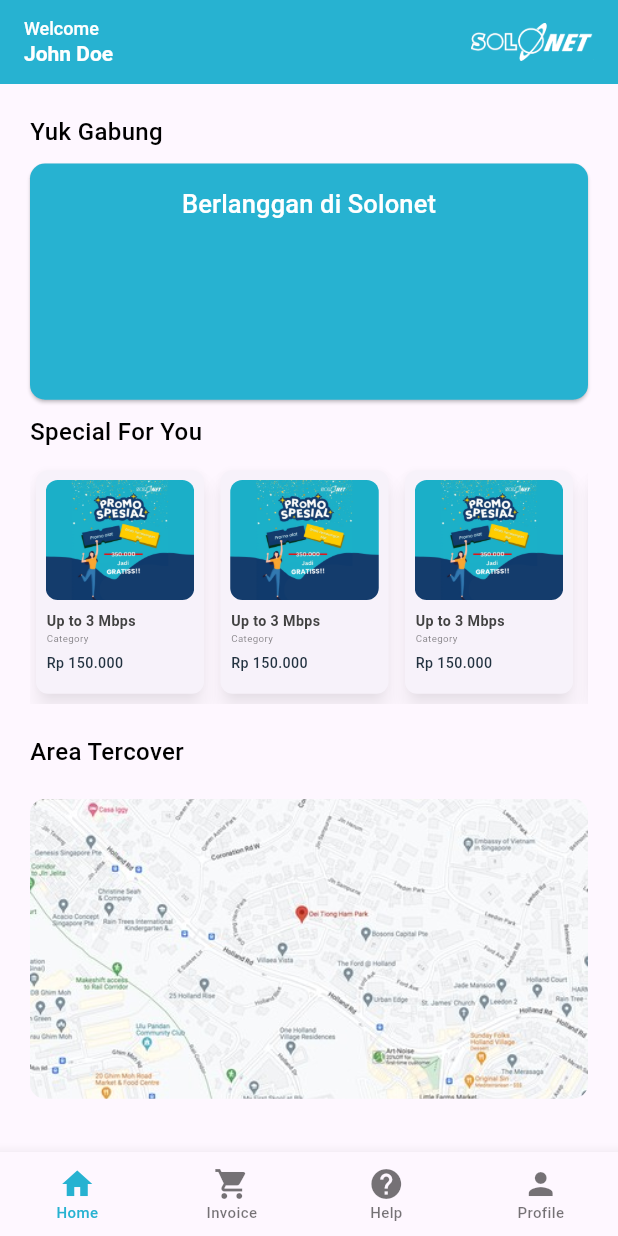
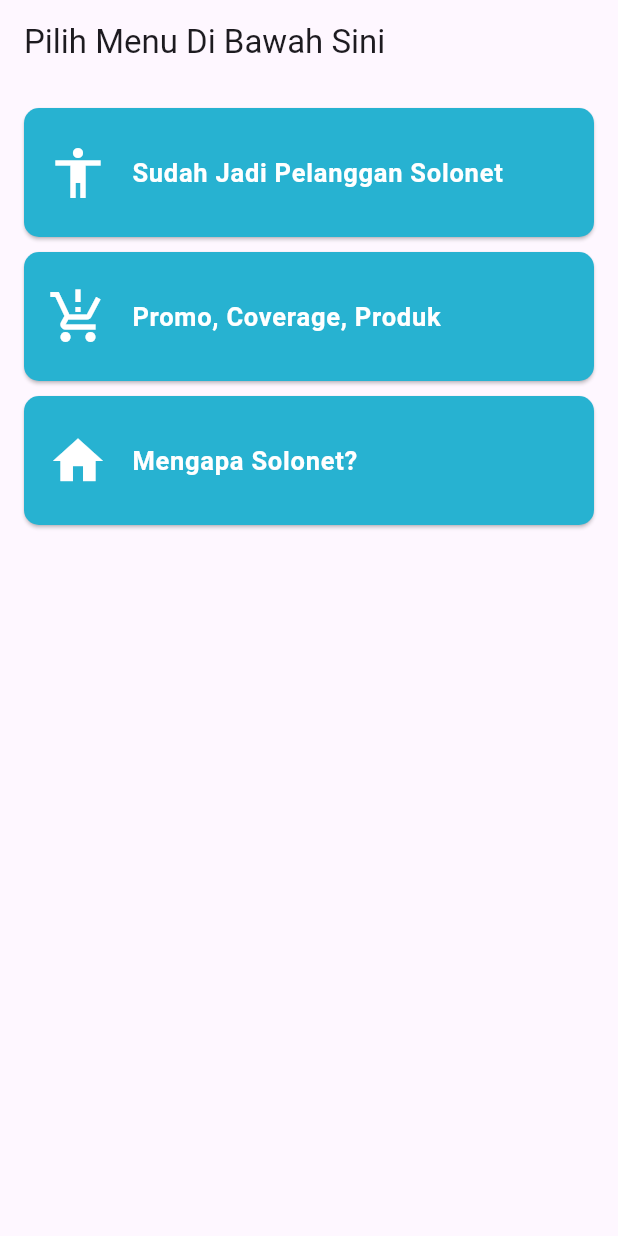
Before and after one commit to muhalimashar21/My-App21, a Flutter app: the screen it shows after launch, after a tap on the "keyboard arrow right" icon, on a phone screen of 412 x 824 dp. Run offline on Flutter 3.47's test engine with Material 3 defaults, Android fonts, the phone set to English and light mode, and no system bars; our stand-ins replace shared_preferences, smooth_page_indicator; Roboto replaces fonts that are missing (Poppins).

Commit message:
add-view-homepilihan

```diff
--- a/lib/home/home_bantuan.dart
+++ b/lib/home/home_bantuan.dart
@@ -35,17 +35,6 @@
                   ),
                   SizedBox(height: 10),
                   ExpansionTile(
-                    title: Text('Apa itu Flutter?'),
-                    children: [
-                      Padding(
-                        padding: const EdgeInsets.all(16.0),
-                        child: Text(
-                          'Flutter adalah framework open-source yang dikembangkan oleh Google untuk membangun aplikasi mobile, web, dan desktop dari satu basis kode.',
-                        ),
-                      ),
-                    ],
-                  ),
-                  ExpansionTile(
                     title: Text('Apa itu Solonet?'),
                     children: [
                       Padding(
@@ -57,24 +46,34 @@
                     ],
                   ),
                   ExpansionTile(
-                    title: Text('Bagaimana cara menginstal Flutter?'),
+                    title: Text('Apa aja Layanan di Solonet?'),
                     children: [
                       Padding(
                         padding: const EdgeInsets.all(16.0),
                         child: Text(
-                          'Anda dapat menginstal Flutter dengan mengikuti petunjuk di situs resmi Flutter di https://flutter.dev/docs/get-started/install.',
+                          'Kami memiliki 3 layanan utama: IT Infrastruktur, Jaringan Internet, Web Hosting.',
                         ),
                       ),
                     ],
                   ),
                   ExpansionTile(
-                    title: Text(
-                        'Apa perbedaan antara Stateful dan Stateless Widget?'),
+                    title: Text('Apa aja Paket Internet yang ada di Solonet?'),
                     children: [
                       Padding(
                         padding: const EdgeInsets.all(16.0),
                         child: Text(
-                          'Stateful Widget dapat mengubah keadaan (state) selama siklus hidupnya, sedangkan Stateless Widget tidak dapat mengubah keadaan setelah dibangun.',
+                          'Paket Solonet kami ada paket Home 1 Up To 3 Mbps, Home 2 Up To 4 Mbps, dan Home 3 Up To 5 Mbps.',
+                        ),
+                      ),
+                    ],
+                  ),
+                  ExpansionTile(
+                    title: Text('Jika ada Kendala Bagaimana Solusinya?'),
+                    children: [
+                      Padding(
+                        padding: const EdgeInsets.all(16.0),
+                        child: Text(
+                          'Kami memiliki layanan Customer Care 24 Jam yang siap membantu Anda. Anda bisa menghubungi kami melalui chat atau telepon dibawah ini.',
                         ),
                       ),
                     ],
@@ -92,7 +91,7 @@
                 children: [
                   Text(
                     'Layanan Customer Care 24 Jam',
-                    style: TextStyle(fontSize: 17, fontWeight: FontWeight.bold),
+                    style: TextStyle(fontSize: 20, fontWeight: FontWeight.bold),
                   ),
                   SizedBox(height: 5),
                   Text(
@@ -106,7 +105,7 @@
                         // Aksi untuk memulai chat
                       },
                       icon: Icon(Icons.headset),
-                      label: Text('Mulai Chat'),
+                      label: Text('Mulai Chat', style: TextStyle(fontSize: 16)),
                       style: ElevatedButton.styleFrom(
                         padding:
                             EdgeInsets.symmetric(horizontal: 40, vertical: 15),
@@ -134,7 +133,7 @@
                                 SizedBox(height: 10),
                                 Text(
                                   'Telepon',
-                                  style: TextStyle(fontSize: 18),
+                                  style: TextStyle(fontSize: 16),
                                 ),
                               ],
                             ),
@@ -154,7 +153,7 @@
                                 SizedBox(height: 10),
                                 Text(
                                   'Email',
-                                  style: TextStyle(fontSize: 18),
+                                  style: TextStyle(fontSize: 16),
                                 ),
                               ],
                             ),
@@ -187,7 +186,7 @@
                     Text(
                       'Lokasi Kantor Kami',
                       style:
-                          TextStyle(fontSize: 24, fontWeight: FontWeight.bold),
+                          TextStyle(fontSize: 20, fontWeight: FontWeight.bold),
                     ),
                     SizedBox(height: 10),
                     Text(
@@ -201,7 +200,8 @@
                         // Aksi untuk membuka peta
                       },
                       icon: Icon(Icons.map),
-                      label: Text('Lihat di Peta'),
+                      label:
+                          Text('Lihat di Peta', style: TextStyle(fontSize: 16)),
                       style: ElevatedButton.styleFrom(
                         padding:
                             EdgeInsets.symmetric(horizontal: 20, vertical: 15),
--- a/lib/home/home_page_content.dart
+++ b/lib/home/home_page_content.dart
@@ -123,7 +123,6 @@
               ),
             ),
             const SizedBox(height: 20),
-
             SizedBox(
               width: double.infinity,
               child: ElevatedButton(
@@ -193,7 +192,6 @@
                   )),
             ),
             const SizedBox(height: 10),
-
             const Text(
               'Special For You',
               style: TextStyle(
@@ -282,95 +280,6 @@
                 },
               ),
             ),
-
-            //SizeBox Menuju ke Menu Login
-            const SizedBox(height: 20),
-            SizedBox(
-              width: double.infinity,
-              child: ElevatedButton(
-                onPressed: () {
-                  Navigator.push(
-                    context,
-                    MaterialPageRoute(
-                      builder: (context) => const SignInScreen(),
-                    ),
-                  );
-                },
-                style: ElevatedButton.styleFrom(
-                  backgroundColor: kColorUtama,
-                  padding: const EdgeInsets.symmetric(vertical: 15),
-                  shape: RoundedRectangleBorder(
-                    borderRadius: BorderRadius.circular(10),
-                  ),
-                ),
-                child: const Text(
-                  'Section Sudah Jadi Pelanggan Solonet',
-                  style: TextStyle(
-                    fontFamily: 'Poppins',
-                    fontSize: 14,
-                    fontWeight: FontWeight.w500,
-                    color: Colors.white,
-                  ),
-                ),
-              ),
-            ),
-
-            //SizeBox Menuju ke Menu Register
-            const SizedBox(height: 10),
-            SizedBox(
-              width: double.infinity,
-              child: ElevatedButton(
-                onPressed: () {},
-                style: ElevatedButton.styleFrom(
-                  backgroundColor: kColorUtama,
-                  padding: const EdgeInsets.symmetric(vertical: 15),
-                  shape: RoundedRectangleBorder(
-                    borderRadius: BorderRadius.circular(10),
-                  ),
-                ),
-                child: const Text(
-                  'Produk, Promo, Coverage',
-                  style: TextStyle(
-                    fontFamily: 'Poppins',
-                    fontSize: 14,
-                    fontWeight: FontWeight.w500,
-                    color: Colors.white,
-                  ),
-                ),
-              ),
-            ),
-
-            //SizeBox Menuju ke Menu Forget Password
-            const SizedBox(height: 10),
-            SizedBox(
-              width: double.infinity,
-              child: ElevatedButton(
-                onPressed: () {
-                  Navigator.push(
-                    context,
-                    MaterialPageRoute(
-                      builder: (context) => const SplashScreenSlide(),
-                    ),
-                  );
-                },
-                style: ElevatedButton.styleFrom(
-                  backgroundColor: kColorUtama,
-                  padding: const EdgeInsets.symmetric(vertical: 15),
-                  shape: RoundedRectangleBorder(
-                    borderRadius: BorderRadius.circular(10),
-                  ),
-                ),
-                child: const Text(
-                  'Mengapa Solonet?',
-                  style: TextStyle(
-                    fontFamily: 'Poppins',
-                    fontSize: 14,
-                    fontWeight: FontWeight.w500,
-                    color: Colors.white,
-                  ),
-                ),
-              ),
-            ),
           ],
         ),
       ),
--- /dev/null
+++ b/lib/home/home_pilihan_user.dart
@@ -0,0 +1,139 @@
+import 'package:flutter/material.dart';
+import 'package:my_solonet_app/auth/login.dart';
+import 'package:my_solonet_app/constants.dart';
+import 'package:my_solonet_app/home/home_page_content.dart';
+import 'package:my_solonet_app/home/home_screen.dart';
+import 'package:my_solonet_app/home/home_user_baru.dart';
+import 'package:my_solonet_app/main.dart';
+
+class HomePilihanUser extends StatefulWidget {
+  const HomePilihanUser({super.key});
+
+  @override
+  State<HomePilihanUser> createState() => _HomePilihanUserState();
+}
+
+class _HomePilihanUserState extends State<HomePilihanUser> {
+  @override
+  Widget build(BuildContext context) {
+    return MaterialApp(
+      home: Scaffold(
+        appBar: AppBar(
+          title: Text('Pilih Menu Di Bawah Sini'),
+        ),
+        body: Padding(
+          padding: const EdgeInsets.all(16.0),
+          child: Column(
+            crossAxisAlignment: CrossAxisAlignment.stretch,
+            children: [
+              SizedBox(
+                width: double.infinity,
+                child: ElevatedButton(
+                  onPressed: () {
+                    Navigator.push(
+                      context,
+                      MaterialPageRoute(
+                        builder: (context) => const HomeScreen(),
+                      ),
+                    );
+                  },
+                  style: ElevatedButton.styleFrom(
+                    backgroundColor: kColorUtama,
+                    padding: const EdgeInsets.symmetric(vertical: 15),
+                    shape: RoundedRectangleBorder(
+                      borderRadius: BorderRadius.circular(10),
+                    ),
+                  ),
+                  child: ListTile(
+                    leading: Icon(Icons.accessibility,
+                        size: 40, color: Colors.white),
+                    title: Text(
+                      'Sudah Jadi Pelanggan Solonet',
+                      style: TextStyle(
+                        fontSize: 17,
+                        fontFamily: 'Poppins',
+                        fontWeight: FontWeight.bold,
+                        color: Colors.white,
+                      ),
+                    ),
+                  ),
+                ),
+              ),
+              SizedBox(
+                height: 10,
+              ),
+              SizedBox(
+                width: double.infinity,
+                child: ElevatedButton(
+                  onPressed: () {
+                    Navigator.push(
+                      context,
+                      MaterialPageRoute(
+                        builder: (context) => const HomeUserBaru(),
+                      ),
+                    );
+                  },
+                  style: ElevatedButton.styleFrom(
+                    backgroundColor: kColorUtama,
+                    padding: const EdgeInsets.symmetric(vertical: 15),
+                    shape: RoundedRectangleBorder(
+                      borderRadius: BorderRadius.circular(10),
+                    ),
+                  ),
+                  child: ListTile(
+                    leading: Icon(Icons.production_quantity_limits_outlined,
+                        size: 40, color: Colors.white),
+                    title: Text(
+                      'Promo, Coverage, Produk',
+                      style: TextStyle(
+                        fontSize: 17,
+                        fontFamily: 'Poppins',
+                        fontWeight: FontWeight.bold,
+                        color: Colors.white,
+                      ),
+                    ),
+                  ),
+                ),
+              ),
+              SizedBox(
+                height: 10,
+              ),
+              SizedBox(
+                width: double.infinity,
+                child: ElevatedButton(
+                  onPressed: () {
+                    Navigator.push(
+                      context,
+                      MaterialPageRoute(
+                        builder: (context) => const HomePageContent(),
+                      ),
+                    );
+                  },
+                  style: ElevatedButton.styleFrom(
+                    backgroundColor: kColorUtama,
+                    padding: const EdgeInsets.symmetric(vertical: 15),
+                    shape: RoundedRectangleBorder(
+                      borderRadius: BorderRadius.circular(10),
+                    ),
+                  ),
+                  child: ListTile(
+                    leading: Icon(Icons.home, size: 40, color: Colors.white),
+                    title: Text(
+                      'Mengapa Solonet?',
+                      style: TextStyle(
+                        fontSize: 17,
+                        fontFamily: 'Poppins',
+                        fontWeight: FontWeight.bold,
+                        color: Colors.white,
+                      ),
+                    ),
+                  ),
+                ),
+              ),
+            ],
+          ),
+        ),
+      ),
+    );
+  }
+}
--- a/lib/home/home_screen.dart
+++ b/lib/home/home_screen.dart
@@ -3,6 +3,7 @@
 import 'package:my_solonet_app/home/home_bantuan.dart';
 import 'package:my_solonet_app/home/home_help.dart';
 import 'package:my_solonet_app/home/home_page_content.dart';
+import 'package:my_solonet_app/home/home_pilihan_user.dart';
 import 'package:my_solonet_app/home/home_profile.dart';
 import 'package:my_solonet_app/home/home_user_baru.dart';
 import 'package:shared_preferences/shared_preferences.dart';
--- a/lib/home/home_user_baru.dart
+++ b/lib/home/home_user_baru.dart
@@ -1,6 +1,7 @@
 import 'dart:async';
 import 'package:flutter/material.dart';
 import 'package:my_solonet_app/auth/login.dart';
+import 'package:my_solonet_app/home/home_pilihan_user.dart';
 
 class HomeUserBaru extends StatefulWidget {
   const HomeUserBaru({super.key});
@@ -38,7 +39,7 @@
                     // Navigator.push(
                     //   context,
                     //   MaterialPageRoute(
-                    //     builder: (context) => const HomeUserBaru(),
+                    //     builder: (context) => const HomePilihanUser(),
                     //   ),
                     // );
                   },
--- a/lib/splashscreen/splash_screen_slide.dart
+++ b/lib/splashscreen/splash_screen_slide.dart
@@ -1,5 +1,6 @@
 import 'package:flutter/material.dart';
 import 'package:my_solonet_app/constants.dart';
+import 'package:my_solonet_app/home/home_pilihan_user.dart';
 import 'package:my_solonet_app/splashscreen/slide_page.dart';
 import 'package:my_solonet_app/home/home_screen.dart';
 import 'package:shared_preferences/shared_preferences.dart';
@@ -89,7 +90,7 @@
                     Navigator.push(
                       context,
                       MaterialPageRoute(
-                        builder: (context) => const HomeScreen(),
+                        builder: (context) => const HomePilihanUser(),
                       ),
                     );
                   },
```
